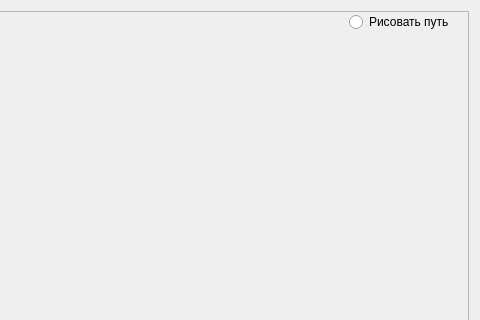
Qt form Newtons_method/mainwindow.ui (Pohvalister/CMS-team-work) before a commit; both pictures show x 163 to 643 and y 0 to 320 of the 643 by 515 pixel window.
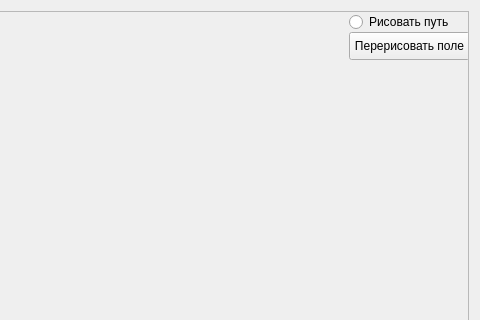
The same form after that commit. Custom widgets are drawn as their Qt base class.

What changed in the file:
```diff
--- a/Newtons_method/mainwindow.ui
+++ b/Newtons_method/mainwindow.ui
@@ -66,6 +66,19 @@
            <string>Рисовать путь</string>
           </property>
          </widget>
+         <widget class="QPushButton" name="pushButton">
+          <property name="geometry">
+           <rect>
+            <x>500</x>
+            <y>20</y>
+            <width>121</width>
+            <height>28</height>
+           </rect>
+          </property>
+          <property name="text">
+           <string>Перерисовать поле</string>
+          </property>
+         </widget>
         </widget>
        </item>
       </layout>
```
